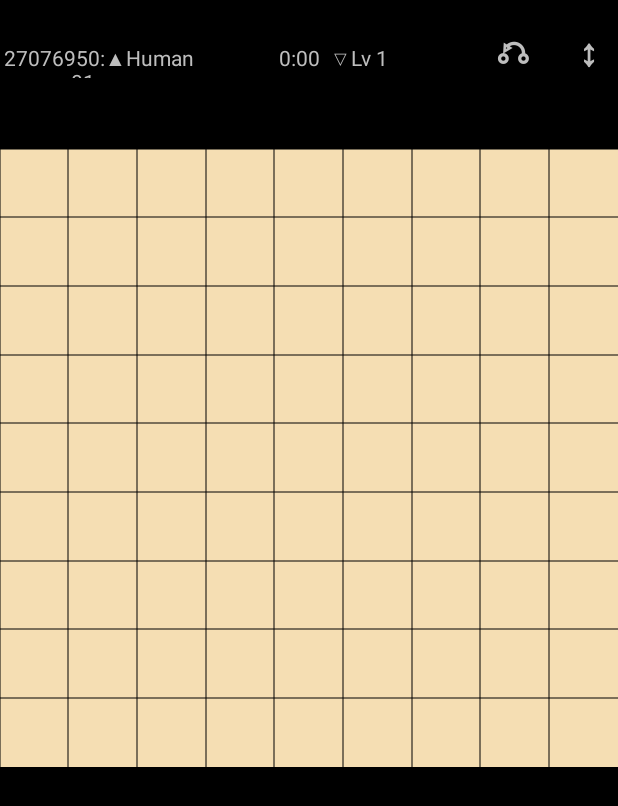
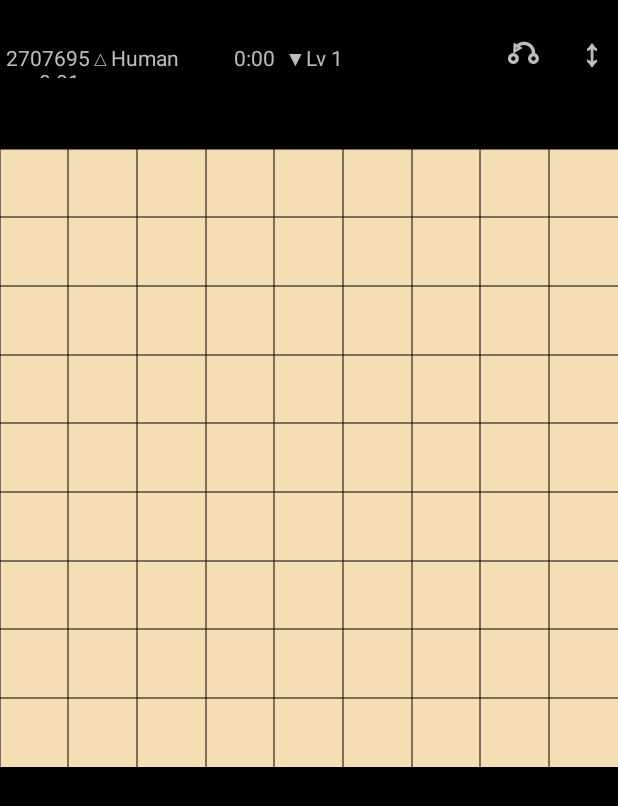
Before and after one commit to arpruss/AndroidShogi, an Android app: the GameActivity screen opened directly, with no data from a screen before it, on a phone screen of 412 x 824 dp. Shown: the top 806 px of the screen. Run offline under Robolectric (Android 15) with nearby library versions, the phone set to English and light mode, and no system bars; 2 statements that could not run were skipped.

Commit message:
fix some white/black issues

```diff
--- a/app/src/main/AndroidManifest.xml
+++ b/app/src/main/AndroidManifest.xml
@@ -13,6 +13,7 @@
     <uses-permission android:name="android.permission.WRITE_EXTERNAL_STORAGE" />
     <application android:icon="@drawable/kinki_simple_hi"
                  android:label="@string/app_name"
+        android:theme="@android:style/Theme.Black"
                  >
         <activity android:name=".StartScreenActivity"
                   android:alwaysRetainTaskState="true"
--- a/app/src/main/java/mobi/omegacentauri/shogi/GameStatusView.java
+++ b/app/src/main/java/mobi/omegacentauri/shogi/GameStatusView.java
@@ -78,8 +78,8 @@ public class GameStatusView extends LinearLayout {
   }
 
     private void setPlayerNames() {
-        mBlackPlayerName = (mFlipScreen ? "▼" : "▲") + mBaseBlackPlayerName;
-        mWhitePlayerName = (mFlipScreen ? "△" : "▽") + mBaseWhitePlayerName;
+        mBlackPlayerName =  (!mFlipScreen ? "△" : "▽") + mBaseBlackPlayerName;
+        mWhitePlayerName = (!mFlipScreen ? "▼" : "▲") + mBaseWhitePlayerName;
     }
 
     public void setFlipScreen(boolean flipScreen) {
@@ -136,7 +136,7 @@ public class GameStatusView extends LinearLayout {
       for (int i = mPlayList.size() - n; i < mPlayList.size(); ++i) {
         if (!first) b.append(separator);
         b.append(i + 1).append(":");
-        b.append((i % 2 == 0) ? "◆" : "◇");
+        b.append((i % 2 == 0) ? "◇" : "◆");
         b.append(mPlayList.get(i));
         first = false;
       }
--- a/app/src/main/res/layout/game.xml
+++ b/app/src/main/res/layout/game.xml
@@ -38,28 +38,28 @@
       android:gravity="center_vertical|right"
       android:layout_weight="0"
       android:textSize="14sp"
-      android:layout_width="70sp"
+      android:layout_width="60sp"
       android:layout_height="wrap_content"/>
     <TextView
       android:id="@+id/status_black_player_name"
       android:gravity="center_vertical|left"
       android:layout_weight="0"
       android:textSize="14sp"
-      android:layout_width="80sp"
+      android:layout_width="70sp"
       android:layout_height="wrap_content"/>
     <TextView
       android:id="@+id/status_white_time"
       android:gravity="center_vertical|right"
       android:textSize="14sp"
       android:layout_weight="0"
-      android:layout_width="70sp"
+      android:layout_width="60sp"
       android:layout_height="wrap_content"/>
     <TextView
       android:id="@+id/status_white_player_name"
       android:gravity="center_vertical|left"
       android:layout_weight="0"
       android:textSize="14sp"
-      android:layout_width="80sp"
+      android:layout_width="70sp"
       android:layout_height="wrap_content"/>
       <LinearLayout
           android:layout_width="0dp"
@@ -72,7 +72,7 @@
           android:layout_weight="0"
           android:textStyle="bold"
           android:gravity="center"
-          android:layout_width="40sp"
+          android:layout_width="35sp"
           android:text="⎌"
           android:onClick="undoClick"
           android:clickable="true"
@@ -86,7 +86,7 @@
           android:textStyle="bold"
           android:clickable="true"
           android:onClick="flipClick"
-          android:layout_width="40sp"
+          android:layout_width="35sp"
           android:layout_height="wrap_content"
           android:text="↕"/>
 
--- a/app/src/main/res/values/strings.xml
+++ b/app/src/main/res/values/strings.xml
@@ -75,4 +75,5 @@
     <string name="prev">Prev</string>
     <string name="engine_data_download">Download Data</string>
     <string name="options">Options</string>
+    <string name="darken_black">Darken black pieces</string>
 </resources>
--- a/app/src/main/res/xml/preferences.xml
+++ b/app/src/main/res/xml/preferences.xml
@@ -20,6 +20,11 @@
      android:defaultValue="/sdcard/ShogiLog"
      android:title="@string/game_log_dir"
      />
+  <CheckBoxPreference
+    android:key="darken_black"
+    android:defaultValue="false"
+    android:title="@string/darken_black"
+    />
   <PreferenceCategory android:title="Advanced settings"/>
   <ListPreference
     android:title="@string/log_save_format"
```
Also changed, not shown: app/src/main/java/mobi/omegacentauri/shogi/BoardView.java (+19 -2 lines).
